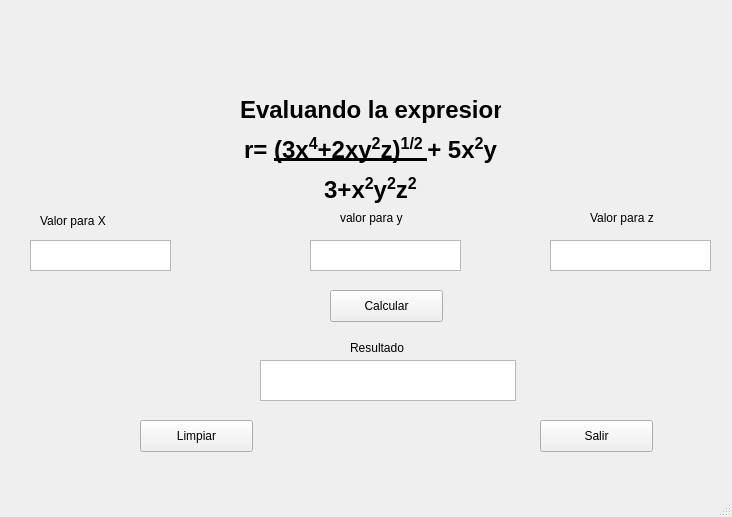
Qt form program5/program5.ui (gl0847215/geardsforms) before a commit.
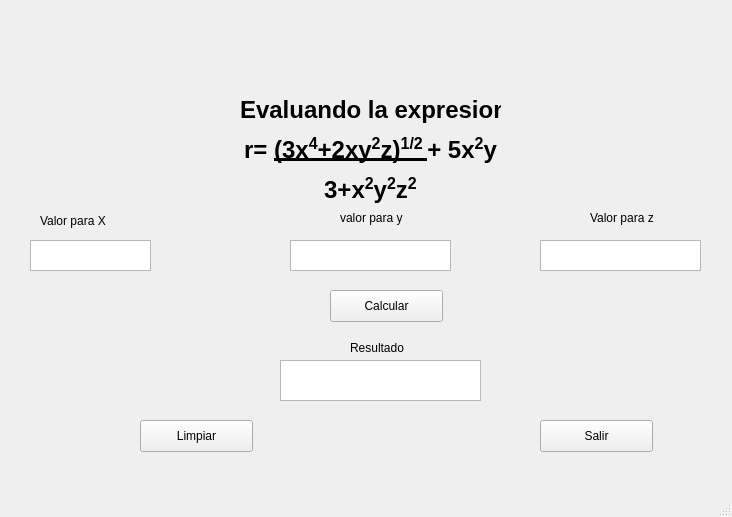
The same form after that commit. Icons and pictures are not drawn.

Commit message: created ui for program5

Diff of the .ui file:
```diff
--- a/program5/program5.ui
+++ b/program5/program5.ui
@@ -92,36 +92,6 @@
      <string>Valor para z</string>
     </property>
    </widget>
-   <widget class="QTextBrowser" name="text_x">
-    <property name="geometry">
-     <rect>
-      <x>30</x>
-      <y>240</y>
-      <width>141</width>
-      <height>31</height>
-     </rect>
-    </property>
-   </widget>
-   <widget class="QTextBrowser" name="text_y">
-    <property name="geometry">
-     <rect>
-      <x>310</x>
-      <y>240</y>
-      <width>151</width>
-      <height>31</height>
-     </rect>
-    </property>
-   </widget>
-   <widget class="QTextBrowser" name="text_z">
-    <property name="geometry">
-     <rect>
-      <x>550</x>
-      <y>240</y>
-      <width>161</width>
-      <height>31</height>
-     </rect>
-    </property>
-   </widget>
    <widget class="QPushButton" name="Button_calcular">
     <property name="geometry">
      <rect>
@@ -148,16 +118,6 @@
      <string>Resultado</string>
     </property>
    </widget>
-   <widget class="QTextBrowser" name="text_resultado">
-    <property name="geometry">
-     <rect>
-      <x>260</x>
-      <y>360</y>
-      <width>256</width>
-      <height>41</height>
-     </rect>
-    </property>
-   </widget>
    <widget class="QPushButton" name="button_limpiar">
     <property name="geometry">
      <rect>
@@ -184,6 +144,46 @@
      <string>Salir</string>
     </property>
    </widget>
+   <widget class="QTextEdit" name="text_x">
+    <property name="geometry">
+     <rect>
+      <x>30</x>
+      <y>240</y>
+      <width>121</width>
+      <height>31</height>
+     </rect>
+    </property>
+   </widget>
+   <widget class="QTextEdit" name="text_y">
+    <property name="geometry">
+     <rect>
+      <x>290</x>
+      <y>240</y>
+      <width>161</width>
+      <height>31</height>
+     </rect>
+    </property>
+   </widget>
+   <widget class="QTextEdit" name="text_z">
+    <property name="geometry">
+     <rect>
+      <x>540</x>
+      <y>240</y>
+      <width>161</width>
+      <height>31</height>
+     </rect>
+    </property>
+   </widget>
+   <widget class="QTextEdit" name="text_resultado">
+    <property name="geometry">
+     <rect>
+      <x>280</x>
+      <y>360</y>
+      <width>201</width>
+      <height>41</height>
+     </rect>
+    </property>
+   </widget>
   </widget>
   <widget class="QMenuBar" name="menubar">
    <property name="geometry">
```
The commit also changes 7 other files.
